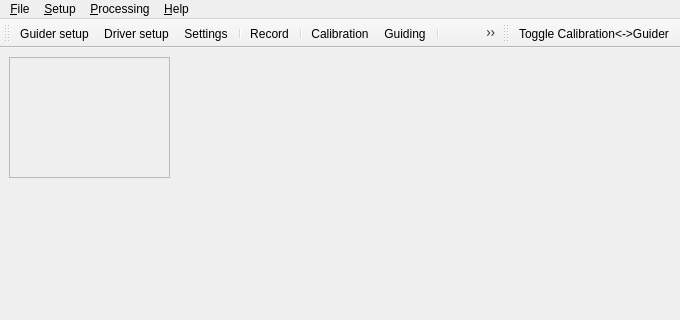
This is lin_guider/ui/lin_guider.ui in rumengb/lin_guider as Qt 5 draws it before an edit; both pictures show x 0 to 680 and y 0 to 320 of the 680 by 585 pixel window. The edited form follows.
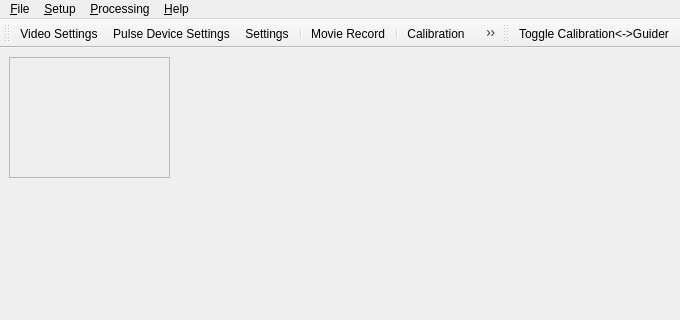
This is the edited form. Icons and pictures are not drawn.

Commit message: fix: guider dialogue size and text changes

The edit to the form file:
```diff
--- a/lin_guider/ui/lin_guider.ui
+++ b/lin_guider/ui/lin_guider.ui
@@ -129,7 +129,7 @@
      <normaloff>:/new/prefix1/driver.png</normaloff>:/new/prefix1/driver.png</iconset>
    </property>
    <property name="text">
-    <string>Dr&amp;iver setup</string>
+    <string>Pulse Dev&amp;ice Settings</string>
    </property>
    <property name="toolTip">
     <string>Driver setup</string>
@@ -144,10 +144,10 @@
      <normaloff>:/new/prefix1/video.png</normaloff>:/new/prefix1/video.png</iconset>
    </property>
    <property name="text">
-    <string>G&amp;uider setup</string>
+    <string>&amp;Video Settings</string>
    </property>
    <property name="iconText">
-    <string>Guider setup</string>
+    <string>Video Settings</string>
    </property>
    <property name="toolTip">
     <string>Guider setup</string>
@@ -224,7 +224,7 @@
      <normaloff>:/new/prefix1/record.png</normaloff>:/new/prefix1/record.png</iconset>
    </property>
    <property name="text">
-    <string>&amp;Record</string>
+    <string>Movie &amp;Record</string>
    </property>
    <property name="iconVisibleInMenu">
     <bool>true</bool>
```
Left out of the diff: 4 changed lines with no effect on the pictures. The commit also changes 8 other files.
